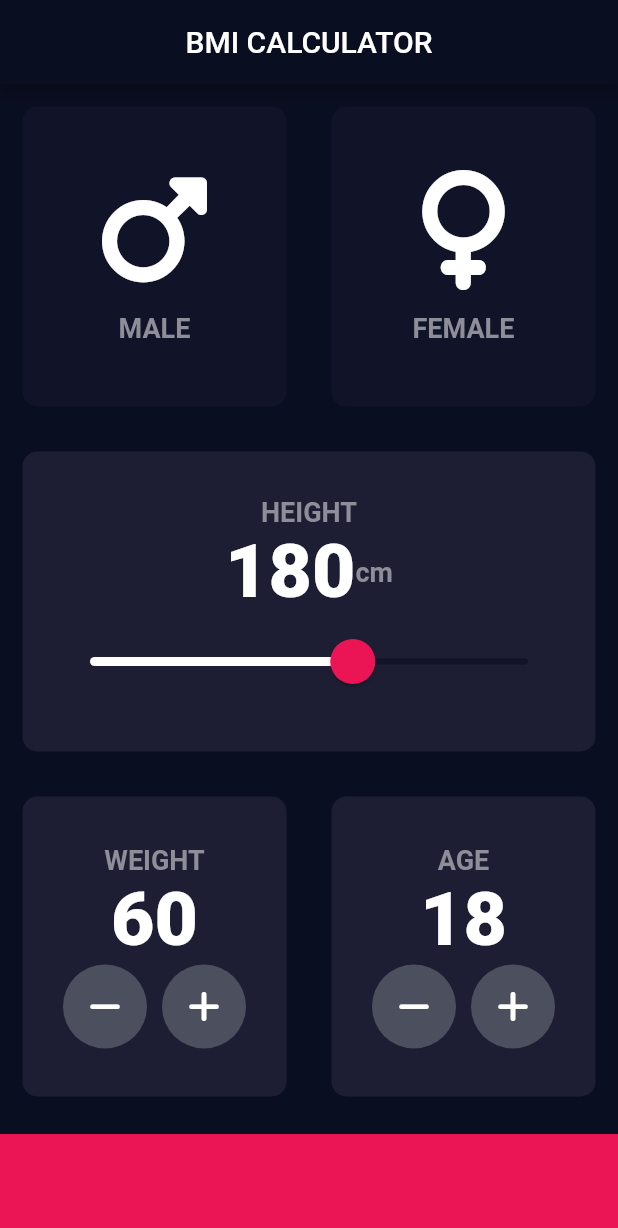
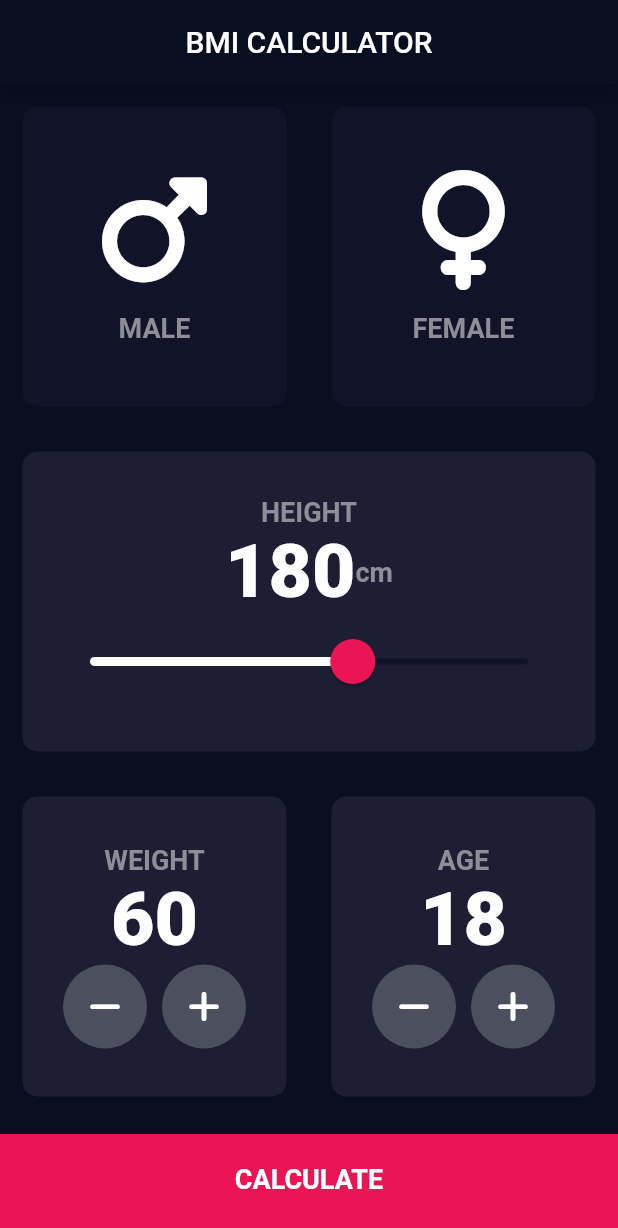
Before and after one commit to TimaevVladislav/flutter_bmi, a Flutter app: the screen it shows after launch, on a phone screen of 412 x 824 dp. Shown: the top 1228 px of the screen. Run offline on Flutter 3.47's test engine with Material 2 defaults, Android fonts, the phone set to English and light mode, and no system bars; our stand-ins replace font_awesome_flutter.

Commit message:
add:style calculate

```diff
--- a/lib/screens/input.dart
+++ b/lib/screens/input.dart
@@ -1,4 +1,5 @@
 import 'package:flutter/material.dart';
+import 'package:flutter_bmi/screens/results.dart';
 import 'package:flutter_bmi/widgets/button.dart';
 import 'package:flutter_bmi/widgets/card.dart';
 import 'package:flutter_bmi/widgets/icon.dart';
@@ -174,11 +175,18 @@ class _InputPageState extends State<InputPage> {
                           ])))
             ],
           ),
-          Container(
-            color: bottomContainer,
-            margin: EdgeInsets.only(top: 10.0),
-            width: double.infinity,
-            height: 80.0,
+          GestureDetector(
+            onTap: () {
+              Navigator.push(context,
+                  MaterialPageRoute(builder: (context) => ResultsScreen()));
+            },
+            child: Container(
+                child: Center(child: Text("CALCULATE", style: calculateTitle)),
+                color: bottomContainer,
+                margin: EdgeInsets.only(top: 10.0),
+                padding: EdgeInsets.only(bottom: 20.0),
+                width: double.infinity,
+                height: 80.0),
           )
         ],
       ),
```
